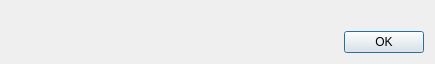
The window that src/dialogs/messagebox/messagebox.ui (FACT-Team/FactDev) describes before a commit, drawn with Qt 5.
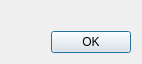
The same window after the commit. Icons and pictures are not drawn.

What changed in the file:
```diff
--- a/src/dialogs/messagebox/messagebox.ui
+++ b/src/dialogs/messagebox/messagebox.ui
@@ -20,6 +20,9 @@
    <string>Dialog</string>
   </property>
   <layout class="QGridLayout" name="gridLayout">
+   <property name="sizeConstraint">
+    <enum>QLayout::SetFixedSize</enum>
+   </property>
    <item row="0" column="1">
     <widget class="QLabel" name="lbText">
      <property name="maximumSize">
```
Left out of the diff: 18 changed lines with no effect on the pictures.
